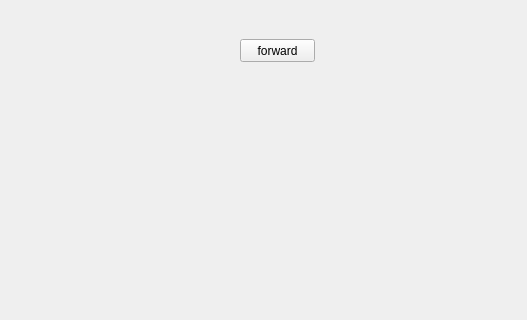
Above: mainwindow.ui from chatinEu/wifiBotV3 before the change; both pictures show x 0 to 527 and y 101 to 421 of the 800 by 600 pixel window. Below: the same form after it.
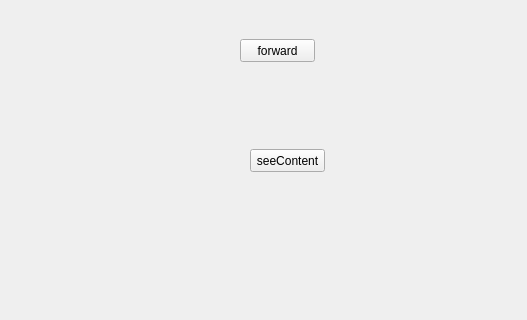
That is the form after the change.

What changed in the file:
```diff
--- a/mainwindow.ui
+++ b/mainwindow.ui
@@ -27,6 +27,19 @@
      <string>forward</string>
     </property>
    </widget>
+   <widget class="QPushButton" name="pushButton_2">
+    <property name="geometry">
+     <rect>
+      <x>250</x>
+      <y>250</y>
+      <width>75</width>
+      <height>23</height>
+     </rect>
+    </property>
+    <property name="text">
+     <string>seeContent</string>
+    </property>
+   </widget>
   </widget>
   <widget class="QMenuBar" name="menubar">
    <property name="geometry">
```
